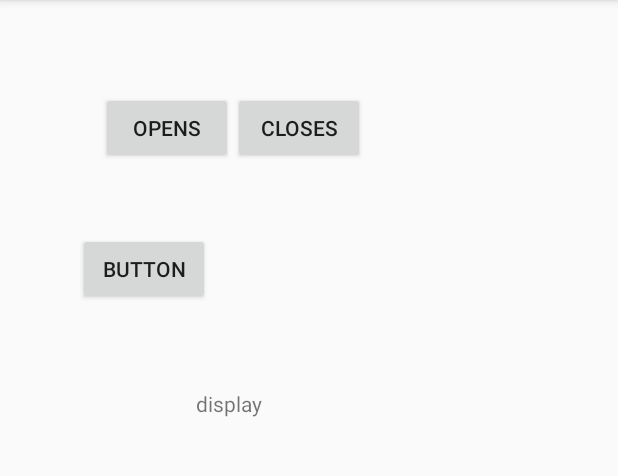
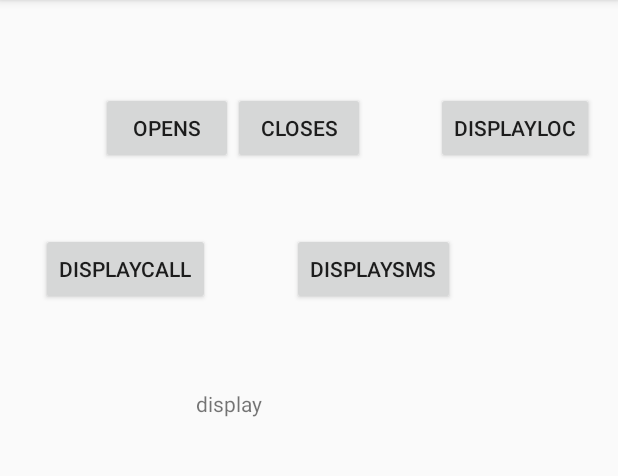
Before and after one commit to ibrhmerdogan/RecordPhoneSmsCallLocationState, an Android app: the screen it shows after launch (MainActivity), on a phone screen of 412 x 824 dp, the part 84-560 px from its top. Run offline under Robolectric (Android 15) with nearby library versions, the phone set to English and light mode, and no system bars.

Commit message:
work all of them without me

```diff
--- a/app/src/main/java/com/example/ibrhm/sayac/Data/SmsStateDB.java
+++ b/app/src/main/java/com/example/ibrhm/sayac/Data/SmsStateDB.java
@@ -9,7 +9,7 @@ import android.database.sqlite.SQLiteOpenHelper;
  */
 
 public class SmsStateDB extends SQLiteOpenHelper {
-    static final String DATABASE_NAME = "SMSdataINFO";
+    static final String DATABASE_NAME = "SMSInfo";
     // Contacts table name
     private static final String TABLE_COUNTRIES = "informationDB";
 
--- a/app/src/main/java/com/example/ibrhm/sayac/Main/MainActivity.java
+++ b/app/src/main/java/com/example/ibrhm/sayac/Main/MainActivity.java
@@ -4,6 +4,8 @@ import android.Manifest;
 import android.content.Context;
 import android.content.Intent;
 import android.content.pm.PackageManager;
+import android.database.Cursor;
+import android.database.sqlite.SQLiteDatabase;
 import android.os.Bundle;
 import android.support.v4.app.ActivityCompat;
 import android.support.v4.content.ContextCompat;
@@ -31,7 +33,7 @@ public class MainActivity extends AppCompatActivity {
     Context context;
     TextView textView;
     Button Open, Close;
-    Button display;
+    Button display, display1, display2;
     CallStateDB database;
     SmsStateDB smsStateDB;
     LocationDB locationDB;
@@ -44,7 +46,9 @@ public class MainActivity extends AppCompatActivity {
         setContentView((int) R.layout.activity_main);
         this.start = (Button) findViewById(R.id.button);
         this.stop = (Button) findViewById(R.id.button2);
-        display = (Button) findViewById(R.id.button4);
+        display = (Button) findViewById(R.id.button3);
+        display1 = (Button) findViewById(R.id.button4);
+        display2 = (Button) findViewById(R.id.button5);
         textView = (TextView) findViewById(R.id.textView2);
         this.start.setOnClickListener(new Start());
         this.stop.setOnClickListener(new Close());
@@ -52,6 +56,8 @@ public class MainActivity extends AppCompatActivity {
         database = new CallStateDB(this);
         locationDB = new LocationDB(this);
         display.setOnClickListener(new Display());
+        display1.setOnClickListener(new display1());
+        display2.setOnClickListener(new display2());
 
 
         if (!checkAndRequestPermissions()) {
@@ -67,8 +73,6 @@ public class MainActivity extends AppCompatActivity {
 
         public void onClick(View v) {
             try {
-                //MainActivity.this.startService(new Intent(MainActivity.this.getApplicationContext(),CallStateService.class));
-                //MainActivity.this.startService(new Intent(MainActivity.this.getApplicationContext(),BackgrondSMSservice.class));
                 MainActivity.this.startService(new Intent(MainActivity.this.getApplicationContext(), LocationServices.class));
             } catch (Exception e) {
                 Toast.makeText(context, "" + e, Toast.LENGTH_LONG).show();
@@ -80,9 +84,6 @@ public class MainActivity extends AppCompatActivity {
         }
 
         public void onClick(View v) {
-            // MainActivity.this.stopService(new Intent(MainActivity.this.getApplicationContext(),CallStateService.class));
-            //
-            // MainActivity.this.stopService(new Intent(MainActivity.this.getApplicationContext(),BackgrondSMSservice.class));
             MainActivity.this.stopService(new Intent(MainActivity.this.getApplicationContext(), LocationServices.class));
         }
     }
@@ -96,7 +97,21 @@ public class MainActivity extends AppCompatActivity {
 
         public void onClick(View v) {
             try {
-                locationDBOperation.recordDisplay(locationDB, textView);
+                SQLiteDatabase db = smsStateDB.getReadableDatabase();
+                Cursor cursor = db.query("informationDB", new String[]{"smsID", "address"}, null, null, null, null, null);
+
+
+                StringBuilder builder = new StringBuilder();
+
+
+                while (cursor.moveToNext()) {
+
+                    int id = cursor.getInt(cursor.getColumnIndex("smsID"));
+                    String ad = cursor.getString((cursor.getColumnIndex("address")));
+                    builder.append(id).append(" Adı: ");
+                    builder.append(ad).append(" Soyadı: \n");
+                    textView.setText(builder);
+                }
             } catch (Exception e) {
                 Toast.makeText(context, "diplayerror" + e, Toast.LENGTH_LONG).show();
             }
@@ -105,7 +120,69 @@ public class MainActivity extends AppCompatActivity {
 
     }
 
+    class display1 implements View.OnClickListener {
+        display1() {
+        }
 
+        StringBuilder builder = new StringBuilder();
+
+        public void onClick(View v) {
+            try {
+                textView.setText("");
+                SQLiteDatabase db = database.getReadableDatabase();
+                Cursor cursor = db.query("informationDB", new String[]{"pID", "phoneNumber"}, null, null, null, null, null);
+
+
+                StringBuilder builder = new StringBuilder();
+
+
+                while (cursor.moveToNext()) {
+
+                    int id = cursor.getInt(cursor.getColumnIndex("pID"));
+                    String ad = cursor.getString((cursor.getColumnIndex("phoneNumber")));
+                    builder.append(id).append(" Adı: ");
+                    builder.append(ad).append(" Soyadı: \n");
+                    textView.setText(builder);
+                }
+            } catch (Exception e) {
+                Toast.makeText(context, "diplayerror" + e, Toast.LENGTH_LONG).show();
+            }
+        }
+
+
+    }
+
+    class display2 implements View.OnClickListener {
+        display2() {
+        }
+
+        StringBuilder builder = new StringBuilder();
+
+        public void onClick(View v) {
+            try {
+                textView.setText("");
+                SQLiteDatabase db = locationDB.getReadableDatabase();
+                Cursor cursor = db.query("informationDB", new String[]{"id", "date"}, null, null, null, null, null);
+
+
+                StringBuilder builder = new StringBuilder();
+
+
+                while (cursor.moveToNext()) {
+
+                    int id = cursor.getInt(cursor.getColumnIndex("id"));
+                    String ad = cursor.getString((cursor.getColumnIndex("date")));
+                    builder.append(id).append(" Adı: ");
+                    builder.append(ad).append(" Soyadı: \n");
+                    textView.setText(builder);
+                }
+            } catch (Exception e) {
+                Toast.makeText(context, "diplayerror" + e, Toast.LENGTH_LONG).show();
+            }
+        }
+
+
+    }
     private boolean checkAndRequestPermissions() {
         int permissionINTERNET = ContextCompat.checkSelfPermission(this, android.Manifest.permission.INTERNET);
         int permissionACCESS_NETWORK_STATE = ContextCompat.checkSelfPermission(this, android.Manifest.permission.ACCESS_NETWORK_STATE);
--- a/app/src/main/java/com/example/ibrhm/sayac/services/CallStateService.java
+++ b/app/src/main/java/com/example/ibrhm/sayac/services/CallStateService.java
@@ -123,7 +123,7 @@ public class CallStateService extends Service {
                         callTypeStr = "missedCall";
                         break;
                 }
-
+                callObj.setCallType(callTypeStr);
                 database = new CallStateDB(CallStateService.this);
                 try {
                     Cursor cursor2 = null;
@@ -139,7 +139,7 @@ public class CallStateService extends Service {
 
                     if (cursor2.getCount() == 0) {
 
-                        Toast.makeText(context, "not same smsID", Toast.LENGTH_LONG).show();
+                        Toast.makeText(context, "not same smsIiD", Toast.LENGTH_LONG).show();
                         try {
 
 
@@ -158,7 +158,7 @@ public class CallStateService extends Service {
 
                     } else {
                         cursor2 = null;
-                        Toast.makeText(context, "same id", Toast.LENGTH_LONG).show();
+                        Toast.makeText(context, "same iid", Toast.LENGTH_LONG).show();
 
                     }
                 } catch (Exception e) {
--- a/app/src/main/res/layout/activity_main.xml
+++ b/app/src/main/res/layout/activity_main.xml
@@ -8,11 +8,12 @@
     android:paddingLeft="@dimen/activity_horizontal_margin"
     android:paddingRight="@dimen/activity_horizontal_margin"
     android:paddingTop="@dimen/activity_vertical_margin"
-    tools:context="com.example.ibrhm.sayac.Main.MainActivity">
+    tools:context="com.example.ibrhm.sayac.Main.MainActivity"
+    android:layout_centerHorizontal="true"
+    android:scrollbarAlwaysDrawHorizontalTrack="true">
 
     <TextView
         android:layout_width="wrap_content"
-        android:scrollbars="horizontal"
         android:layout_height="wrap_content"
         android:layout_below="@+id/button"
         android:layout_alignRight="@+id/button2"
@@ -42,7 +43,7 @@
         android:layout_marginStart="51dp" />
 
     <Button
-        android:text="Button"
+        android:text="displayCall"
         android:layout_width="wrap_content"
         android:layout_height="wrap_content"
         android:layout_alignTop="@+id/textView"
@@ -64,4 +65,24 @@
         android:layout_marginLeft="63dp"
         android:layout_marginStart="63dp"
         android:scrollHorizontally="true" />
+
+    <Button
+        android:text="displaysms"
+        android:layout_width="wrap_content"
+        android:layout_height="wrap_content"
+        android:id="@+id/button3"
+        android:layout_alignTop="@+id/textView"
+        android:layout_toRightOf="@+id/textView2"
+        android:layout_toEndOf="@+id/textView2"
+        android:layout_marginLeft="20dp"
+        android:layout_marginStart="20dp" />
+
+    <Button
+        android:text="displayLoc"
+        android:layout_width="wrap_content"
+        android:layout_height="wrap_content"
+        android:id="@+id/button5"
+        android:layout_above="@+id/textView"
+        android:layout_alignParentRight="true"
+        android:layout_alignParentEnd="true" />
 </RelativeLayout>
```
Also changed, not shown: app/src/main/java/com/example/ibrhm/sayac/services/LocationServices.java (+29 -8 lines).
